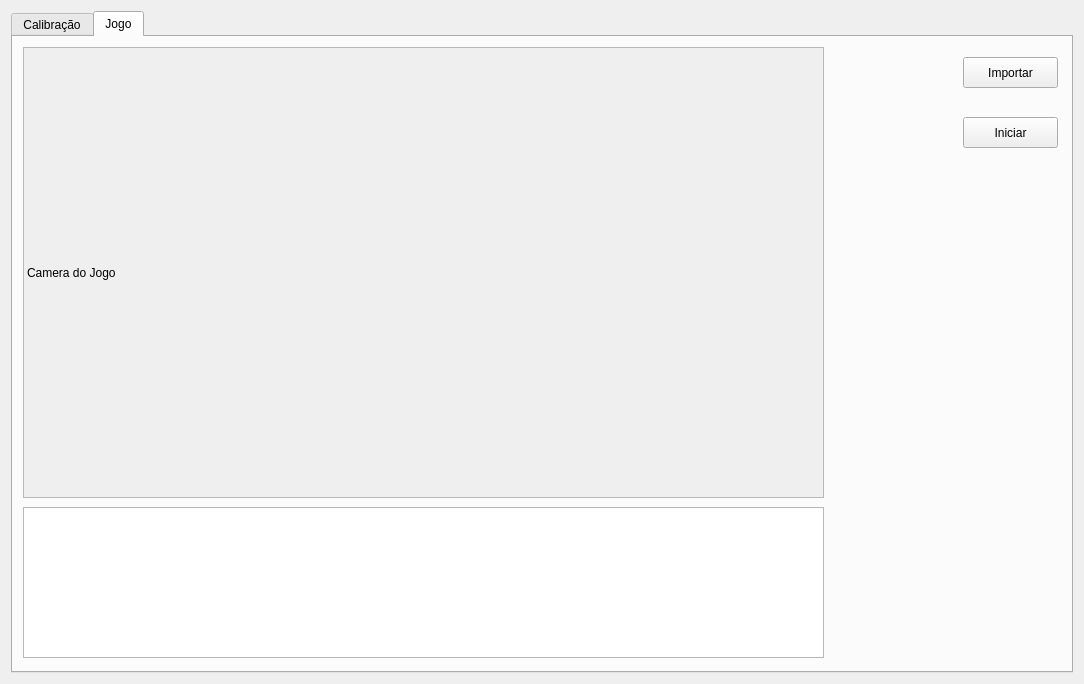
First picture: the form in project/calibra_tcc/principal.ui, repository everbgs/calibrabgs, before the edit.
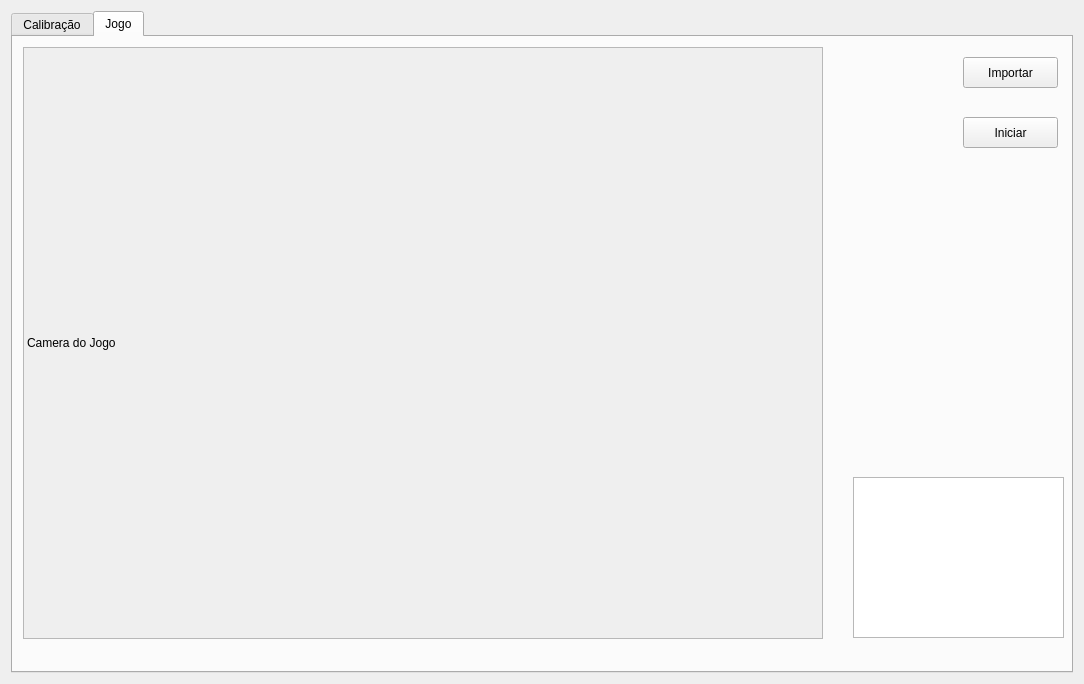
Second picture: the form after the edit. Custom widgets are drawn as their Qt base class.

Commit message: alteração

```diff
--- a/project/calibra_tcc/principal.ui
+++ b/project/calibra_tcc/principal.ui
@@ -1584,8 +1584,8 @@
         <rect>
          <x>10</x>
          <y>10</y>
-         <width>801</width>
-         <height>451</height>
+         <width>800</width>
+         <height>592</height>
         </rect>
        </property>
        <property name="autoFillBackground">
@@ -1627,10 +1627,10 @@
       <widget class="QPlainTextEdit" name="edCoordenadas">
        <property name="geometry">
         <rect>
-         <x>10</x>
-         <y>470</y>
-         <width>801</width>
-         <height>151</height>
+         <x>840</x>
+         <y>440</y>
+         <width>211</width>
+         <height>161</height>
         </rect>
        </property>
       </widget>
```
The commit also changes 1 other file.
